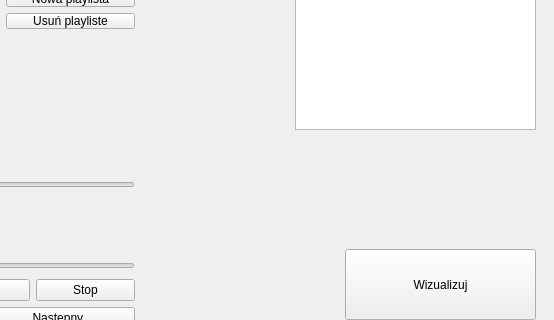
The window that mp3_player/forms/mainwindow.ui (adam123600/mp3_player_QT) describes before a commit, drawn with Qt 5; both pictures show x 475 to 1029 and y 98 to 418 of the 1029 by 531 pixel window.
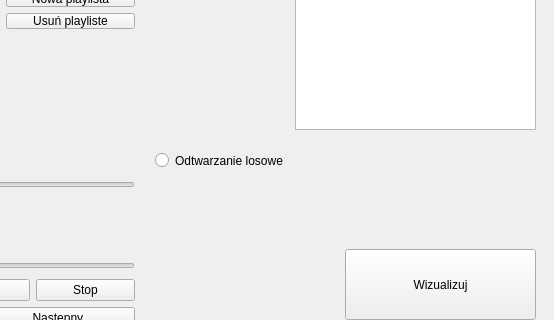
The same window after the commit.

Commit message: Add random play button + correction in nextSong function

```diff
--- a/mp3_player/forms/mainwindow.ui
+++ b/mp3_player/forms/mainwindow.ui
@@ -233,6 +233,19 @@
      <string>Playlisty</string>
     </property>
    </widget>
+   <widget class="QRadioButton" name="radioButton">
+    <property name="geometry">
+     <rect>
+      <x>630</x>
+      <y>230</y>
+      <width>171</width>
+      <height>23</height>
+     </rect>
+    </property>
+    <property name="text">
+     <string>Odtwarzanie losowe</string>
+    </property>
+   </widget>
   </widget>
   <widget class="QMenuBar" name="menuBar">
    <property name="geometry">
```
The commit also changes 2 other files.
